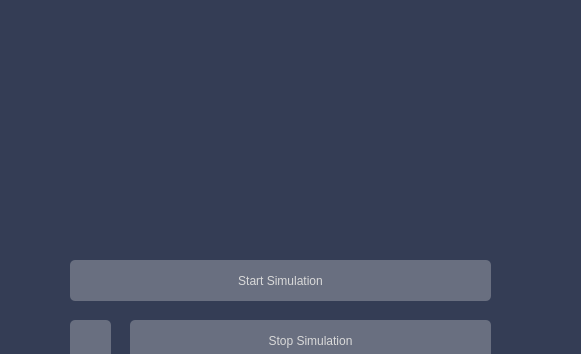
Qt form DeadLocks-Final-Test/mainwindow.ui (breathTake/Deadlocks-Algorithm-Simulation) before a commit; both pictures show x 0 to 581 and y 0 to 354 of the 1178 by 845 pixel window.
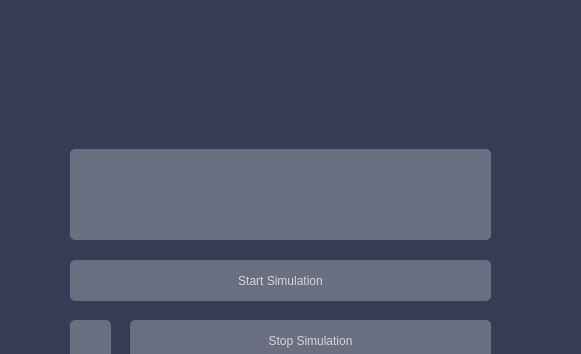
The same form after that commit. Icons and pictures are not drawn.

Commit message:
added plaintextedit for request oversight
plaintextedit will show which process reserved how many resources

The edit to the form file:
```diff
--- a/DeadLocks-Final-Test/mainwindow.ui
+++ b/DeadLocks-Final-Test/mainwindow.ui
@@ -1157,6 +1157,50 @@
      <string/>
     </property>
    </widget>
+   <widget class="QPlainTextEdit" name="plainTextEdit_RequestInfo">
+    <property name="geometry">
+     <rect>
+      <x>70</x>
+      <y>149</y>
+      <width>421</width>
+      <height>91</height>
+     </rect>
+    </property>
+    <property name="tabletTracking">
+     <bool>false</bool>
+    </property>
+    <property name="layoutDirection">
+     <enum>Qt::LeftToRight</enum>
+    </property>
+    <property name="styleSheet">
+     <string notr="true">QPlainTextEdit{ 
+	padding-top: 15px;
+	pading-bottom:15px;
+	padding-left: 50px;
+	border-radius: 5px;
+	border: none;
+	background-color: rgb(105, 111, 128);
+	font: 12pt &quot;Futura Bk BT&quot;;
+	color: rgb(217, 217, 217);
+	alignment: AlignCenter;
+    }</string>
+    </property>
+    <property name="verticalScrollBarPolicy">
+     <enum>Qt::ScrollBarAlwaysOff</enum>
+    </property>
+    <property name="horizontalScrollBarPolicy">
+     <enum>Qt::ScrollBarAlwaysOff</enum>
+    </property>
+    <property name="sizeAdjustPolicy">
+     <enum>QAbstractScrollArea::AdjustIgnored</enum>
+    </property>
+    <property name="plainText">
+     <string/>
+    </property>
+    <property name="textInteractionFlags">
+     <set>Qt::TextSelectableByKeyboard|Qt::TextSelectableByMouse</set>
+    </property>
+   </widget>
    <zorder>background_resources_2</zorder>
    <zorder>background_resources</zorder>
    <zorder>Printer_background_label</zorder>
@@ -1176,6 +1220,9 @@
    <zorder>button_stop_simulation</zorder>
    <zorder>button_start_simulation</zorder>
    <zorder>button_restart_simulation</zorder>
+   <zorder>textBrowser_newRequests</zorder>
+   <zorder>verticalScrollBar</zorder>
+   <zorder>plainTextEdit_RequestInfo</zorder>
   </widget>
   <widget class="QMenuBar" name="menubar">
    <property name="geometry">
```
The commit also changes 3 other files.
